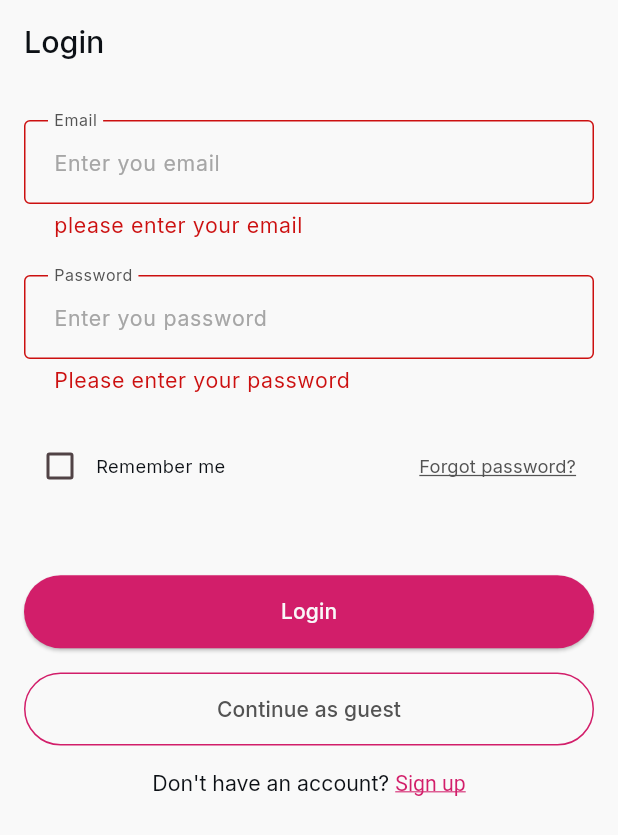
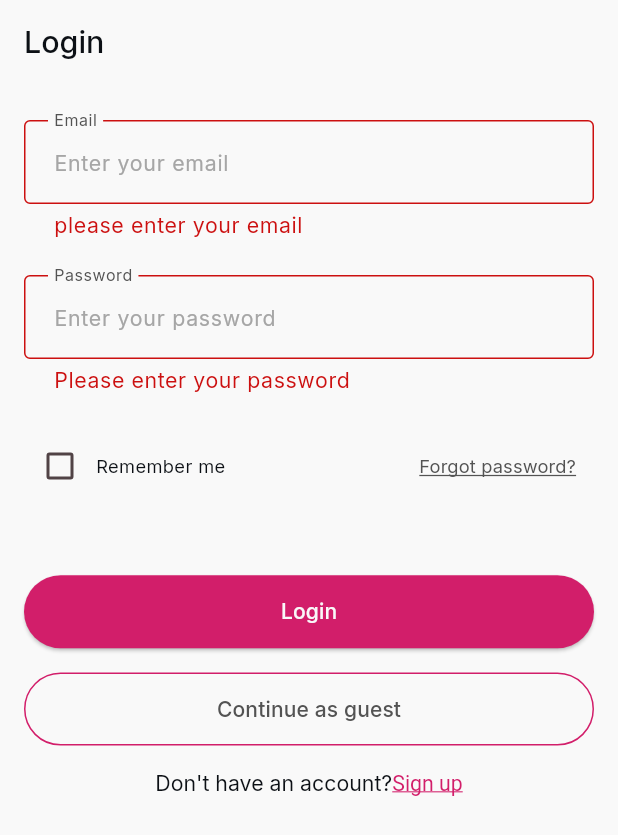
Before and after one commit to MoatazAbdElwhab/flower_app, a Flutter app: the screen it shows after launch, after a tap on "Login", on a phone screen of 412 x 824 dp. Shown: the top 835 px of the screen. Run offline on Flutter 3.47's test engine with Material 3 defaults, Android fonts, the phone set to English and light mode, and no system bars; our stand-ins replace dio, easy_localization, either_dart, equatable, flutter_bloc, flutter_screenutil and 7 more.

Commit message:
login_with_localization

```diff
--- a/lib/features/auth/presentation/pages/login_page.dart
+++ b/lib/features/auth/presentation/pages/login_page.dart
@@ -1,5 +1,6 @@
 // features/auth/presentation/pages/login_page.dart
 
+import 'package:easy_localization/easy_localization.dart';
 import 'package:flower_app/core/base/base_state.dart';
 import 'package:flower_app/core/logger/app_logger.dart';
 import 'package:flower_app/core/routes/routes.dart';
@@ -39,7 +40,7 @@ class _LoginPageState extends State<LoginPage> {
       child: Scaffold(
         //----------------------------------------appBar
         appBar: AppBar(
-          title: const Text('Login'),
+          title: Text('auth.login.title'.tr()),
           automaticallyImplyLeading: false,
         ),
         //----------------------------------------body
@@ -51,7 +52,7 @@ class _LoginPageState extends State<LoginPage> {
               final errorState = state.signInState as BaseErrorState;
               Log.e('Error during sign in: ${errorState.errorMessage}');
               GetIt.I<DialogUtils>().showSnackBar(
-                message: "username or password is incorrect",
+                message: 'auth.errors.invalid_credentials'.tr(),
                 textColor: AppColors.error,
                 context: context,
               );
@@ -75,10 +76,10 @@ class _LoginPageState extends State<LoginPage> {
                           validator: Validator.emailValidate,
                           autofillHints: const [AutofillHints.email],
                           autovalidateMode: AutovalidateMode.onUserInteraction,
-                          decoration: const InputDecoration(
-                            labelText: 'Email',
+                          decoration: InputDecoration(
+                            labelText: 'auth.login.email.label'.tr(),
                             floatingLabelBehavior: FloatingLabelBehavior.always,
-                            hintText: 'Enter you email',
+                            hintText: 'auth.login.email.hint'.tr(),
                           ),
                         ),
                         SizedBox(height: 24.h),
@@ -89,10 +90,10 @@ class _LoginPageState extends State<LoginPage> {
                           obscureText: true,
                           validator: Validator.passwordValidation,
                           autovalidateMode: AutovalidateMode.onUserInteraction,
-                          decoration: const InputDecoration(
-                            labelText: 'Password',
+                          decoration: InputDecoration(
+                            labelText: 'auth.login.password.label'.tr(),
                             floatingLabelBehavior: FloatingLabelBehavior.always,
-                            hintText: 'Enter you password ',
+                            hintText: 'auth.login.password.hint'.tr(),
                           ),
                         ),
                         SizedBox(height: 24.h),
@@ -111,7 +112,7 @@ class _LoginPageState extends State<LoginPage> {
                                 debugPrint('navigate to forgot password page');
                               },
                               child: Text(
-                                'Forgot password?',
+                                'auth.login.forgot_password'.tr(),
                                 style: getTextUnderLine(
                                   color: AppColors.grey,
                                 ),
@@ -128,13 +129,13 @@ class _LoginPageState extends State<LoginPage> {
                               cubit.signIn();
                             }
                           },
-                          child: const Text('Login'),
+                          child: Text('auth.login.login_button'.tr()),
                         ),
                         SizedBox(height: 16.h),
 
                         ///login as guest
                         OutlinedButton(
-                          child: const Text('Continue as guest'),
+                          child: Text('auth.login.guest_button'.tr()),
                           onPressed: () {
                             cubit.signInAsGuest();
                             Navigator.pushReplacementNamed(
@@ -149,10 +150,9 @@ class _LoginPageState extends State<LoginPage> {
                               style: getRegularStyle(
                                   color: AppColors.black, fontSize: 14.sp),
                               children: [
-                                const TextSpan(
-                                    text: 'Don\'t have an account? '),
+                                TextSpan(text: 'auth.login.no_account'.tr()),
                                 TextSpan(
-                                  text: 'Sign up',
+                                  text: 'auth.login.sign_up'.tr(),
                                   style: getTextUnderLine(
                                       color: AppColors.primary,
                                       fontSize: 14.sp),
--- a/lib/features/auth/presentation/widget/remember_me.dart
+++ b/lib/features/auth/presentation/widget/remember_me.dart
@@ -1,4 +1,5 @@
 // features/auth/presentation/widget/remember_me.dart
+import 'package:easy_localization/easy_localization.dart';
 import 'package:flower_app/core/theme/app_colors.dart';
 import 'package:flower_app/core/theme/app_styles.dart';
 import 'package:flower_app/features/auth/presentation/cubit/auth_cubit.dart';
@@ -38,7 +39,7 @@ class _RememberMeState extends State<RememberMe> {
           },
         ),
         Text(
-          'Remember me',
+          'auth.login.remember_me'.tr(),
           style: getRegularStyle(color: AppColors.black),
         ),
       ],
--- a/lib/main.dart
+++ b/lib/main.dart
@@ -1,4 +1,5 @@
 // main.dart
+import 'package:easy_localization/easy_localization.dart';
 import 'package:flower_app/core/di/injectable.dart';
 import 'package:flower_app/core/routes/app_router.dart';
 import 'package:flower_app/core/routes/routes.dart';
@@ -10,8 +11,15 @@ import 'core/theme/theme_data/theme_data_light.dart';
 
 Future<void> main() async {
   WidgetsFlutterBinding.ensureInitialized();
+  await EasyLocalization.ensureInitialized();
   await configureDependencies();
-  runApp(const MyApp());
+  runApp(EasyLocalization(
+      supportedLocales: const [
+        Locale('en', 'US'),
+      ],
+      path: 'assets/translations',
+      fallbackLocale: const Locale('en','US' ),
+      child: const MyApp()));
 }
 
 class MyApp extends StatelessWidget {
@@ -32,6 +40,10 @@ class MyApp extends StatelessWidget {
           theme: getLightTheme(),
           darkTheme: ThemeData(),
           themeMode: ThemeMode.light,
+          //easy localization
+          localizationsDelegates: context.localizationDelegates,
+          supportedLocales: context.supportedLocales,
+          locale: context.locale,
         ),
       ),
     );
--- a/pubspec.yaml
+++ b/pubspec.yaml
@@ -13,6 +13,7 @@ environment:
 dependencies:
   cupertino_icons: ^1.0.8
   dio: ^5.8.0+1
+  easy_localization: ^3.0.0
   either_dart: ^1.0.0
   equatable: ^2.0.7
   flutter:
@@ -44,9 +45,8 @@ flutter:
 
   uses-material-design: true
 
-  # assets:
-  #   - images/a_dot_burr.jpeg
-  #   - images/a_dot_ham.jpeg
+  assets:
+    - assets/translations/
 
   fonts:
     - family: Inter
```
Also changed, not shown: assets/translations/en-US.json (added, +38 -0 lines), pubspec.lock.
